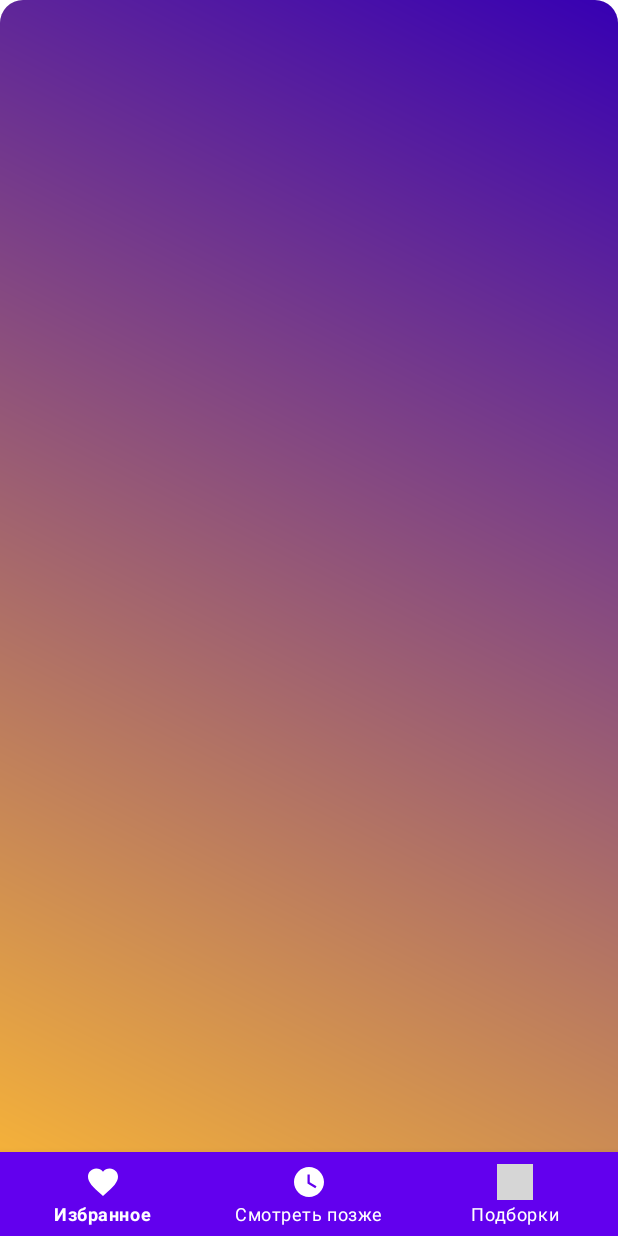
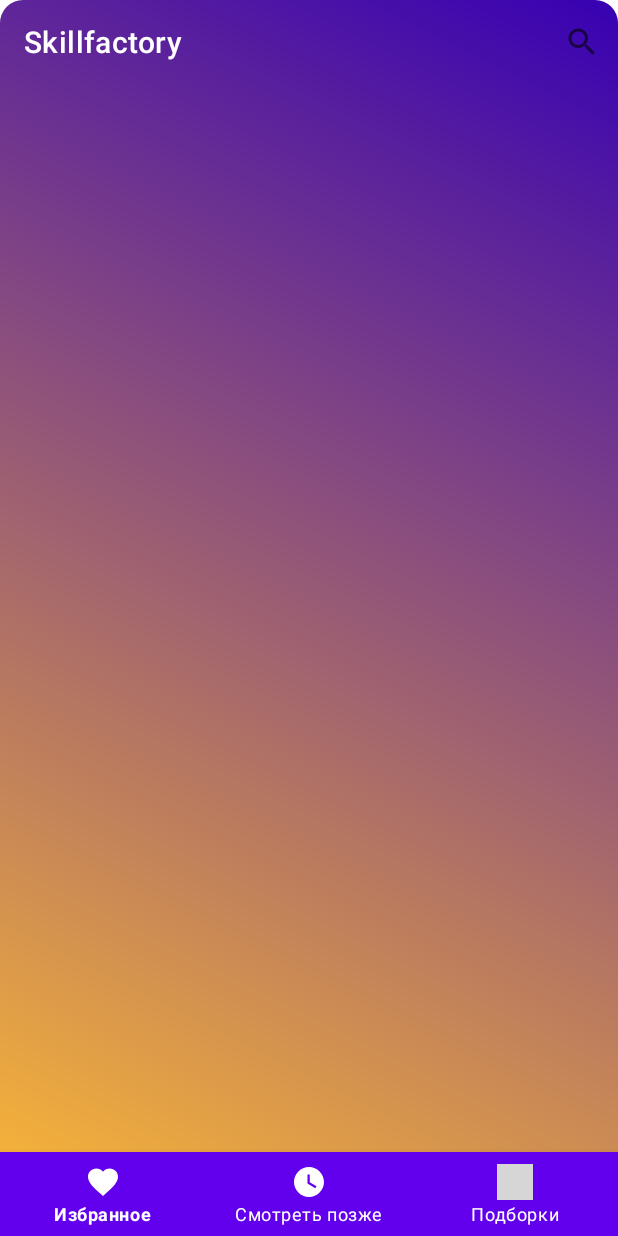
Before and after one commit to coolsnowmail/MoviesSearch, an Android app: the layout activity_main.xml on its own in the app's theme, with its tools: preview values and no code run, on a phone screen of 412 x 824 dp. Run offline under Robolectric (Android 15) with nearby library versions, the phone set to English and light mode, and no system bars; grey boxes are pictures that could not be loaded.

Commit message:
27.4 search a try with toolbar

```diff
--- /dev/null
+++ b/app/src/main/res/drawable/baseline_search_24.xml
@@ -0,0 +1,5 @@
+<vector android:height="24dp" android:tint="#000000"
+    android:viewportHeight="24" android:viewportWidth="24"
+    android:width="24dp" xmlns:android="http://schemas.android.com/apk/res/android">
+    <path android:fillColor="@android:color/white" android:pathData="M15.5,14h-0.79l-0.28,-0.27C15.41,12.59 16,11.11 16,9.5 16,5.91 13.09,3 9.5,3S3,5.91 3,9.5 5.91,16 9.5,16c1.61,0 3.09,-0.59 4.23,-1.57l0.27,0.28v0.79l5,4.99L20.49,19l-4.99,-5zM9.5,14C7.01,14 5,11.99 5,9.5S7.01,5 9.5,5 14,7.01 14,9.5 11.99,14 9.5,14z"/>
+</vector>
--- a/app/src/main/res/layout/activity_main.xml
+++ b/app/src/main/res/layout/activity_main.xml
@@ -8,26 +8,33 @@
     android:background="@drawable/corner_background"
     tools:context=".MainActivity">
 
-
+    <com.google.android.material.appbar.MaterialToolbar
+        android:id="@+id/topAppBarSearch"
+        android:layout_width="match_parent"
+        android:layout_height="?attr/actionBarSize"
+        app:layout_constraintStart_toStartOf="parent"
+        app:layout_constraintTop_toTopOf="parent"
+        app:menu="@menu/search_menu"
+        app:title="Skillfactory"
+        app:titleTextColor="@android:color/white" />
 
     <FrameLayout
         android:id="@+id/fragment_placeholder"
         android:layout_width="match_parent"
         android:layout_height="0dp"
-        app:layout_constraintTop_toTopOf="parent"
-        app:layout_constraintBottom_toTopOf="@+id/bottom_navigation"/>
+        app:layout_constraintBottom_toTopOf="@+id/bottom_navigation"
+        app:layout_constraintTop_toBottomOf="@+id/topAppBarSearch" />
 
     <com.google.android.material.bottomnavigation.BottomNavigationView
         android:id="@+id/bottom_navigation"
         android:layout_width="match_parent"
         android:layout_height="wrap_content"
         android:background="@color/design_default_color_primary"
+        app:itemIconTint="@android:color/white"
         app:itemTextColor="@android:color/white"
-        app:itemIconTint="@android:color/white"
         app:labelVisibilityMode="labeled"
         app:layout_constraintBottom_toBottomOf="parent"
         app:menu="@menu/navigate_menu" />
 
 
-
 </androidx.constraintlayout.widget.ConstraintLayout>
--- /dev/null
+++ b/app/src/main/res/menu/search_menu.xml
@@ -0,0 +1,10 @@
+<?xml version="1.0" encoding="utf-8"?>
+<menu xmlns:android="http://schemas.android.com/apk/res/android"
+    xmlns:app="http://schemas.android.com/apk/res-auto">
+<item
+    android:id="@+id/search"
+    app:actionViewClass="androidx.appcompat.widget.SearchView"
+    android:title="Search"
+    app:showAsAction="always"
+    android:icon="@drawable/baseline_search_24"/>
+</menu>
--- a/app/src/main/res/values/colors.xml
+++ b/app/src/main/res/values/colors.xml
@@ -7,4 +7,6 @@
     <color name="teal_700">#FF018786</color>
     <color name="black">#FF000000</color>
     <color name="white">#FFFFFFFF</color>
+    <color name="green">#8BC34A</color>
+    <color name="red">#F44336</color>
 </resources>
--- a/app/src/main/res/values/themes.xml
+++ b/app/src/main/res/values/themes.xml
@@ -12,5 +12,7 @@
         <!-- Status bar color. -->
         <item name="android:statusBarColor">?attr/colorPrimaryVariant</item>
         <!-- Customize your theme here. -->
+
     </style>
+
 </resources>
```
Also changed, not shown: app/src/main/java/com/example/moviessearch/MainActivity.kt (+48 -0 lines).
